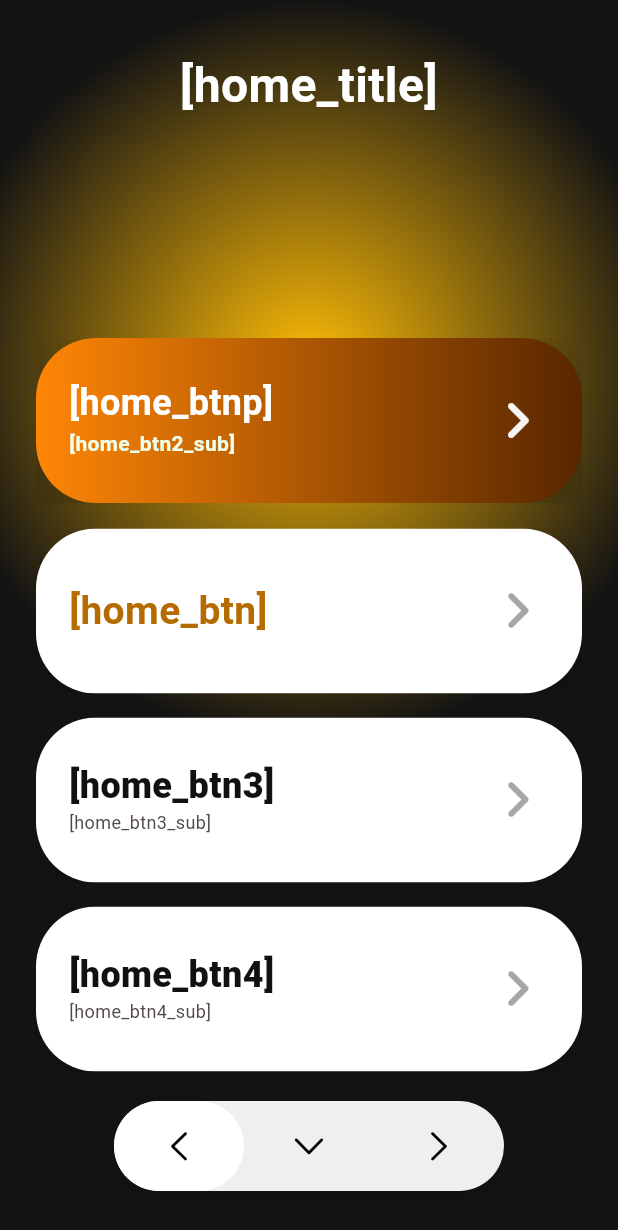
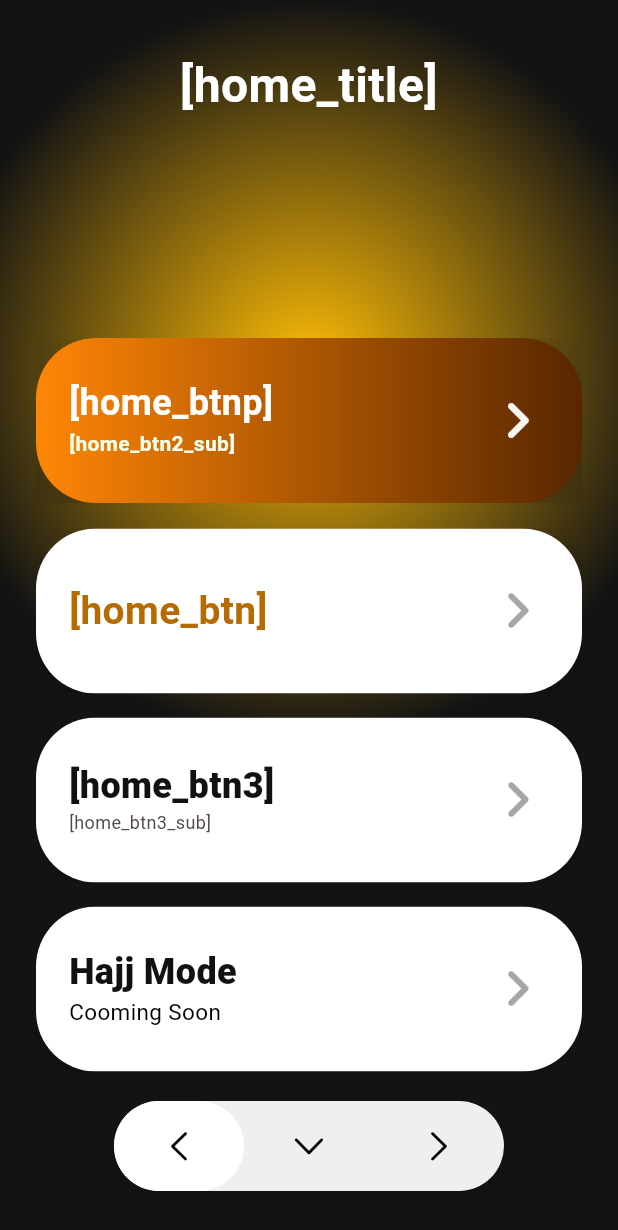
Before and after one commit to kodiralirakhmatjonov-web/iumrah_project, a Flutter app: the HomePage screen opened directly, scrolled down 165 dp, on a phone screen of 412 x 824 dp. Shown: the top 1230 px of the screen. Run offline on Flutter 3.47's test engine with Material 3 defaults, Android fonts, the phone set to English and light mode, and no system bars; our stand-ins replace audioplayers, dio, in_app_purchase, in_app_review, just_audio, package_info_plus and 4 more; accounts and stored records are empty.

Commit message:
new build update

```diff
--- a/lib/home/home_page.dart
+++ b/lib/home/home_page.dart
@@ -678,8 +678,8 @@ class _HomePageState extends State<HomePage> with TickerProviderStateMixin {
                                         mainAxisAlignment:
                                             MainAxisAlignment.center,
                                         children: [
-                                          Text(
-                                            t('home_btn4'),
+                                          const Text(
+                                            ('Hajj Mode'),
                                             style: const TextStyle(
                                               fontSize: 24,
                                               height: 1.05,
@@ -688,14 +688,13 @@ class _HomePageState extends State<HomePage> with TickerProviderStateMixin {
                                             ),
                                           ),
                                           const SizedBox(height: 6),
-                                          Text(
-                                            t('home_btn4_sub'),
+                                          const Text(
+                                            ('Cooming Soon'),
                                             style: const TextStyle(
-                                              fontSize: 12,
+                                              fontSize: 15,
                                               height: 1.2,
                                               fontWeight: FontWeight.w400,
-                                              color: Color.fromARGB(
-                                                  255, 83, 73, 73),
+                                              color: Colors.black,
                                             ),
                                           ),
                                         ],
```
